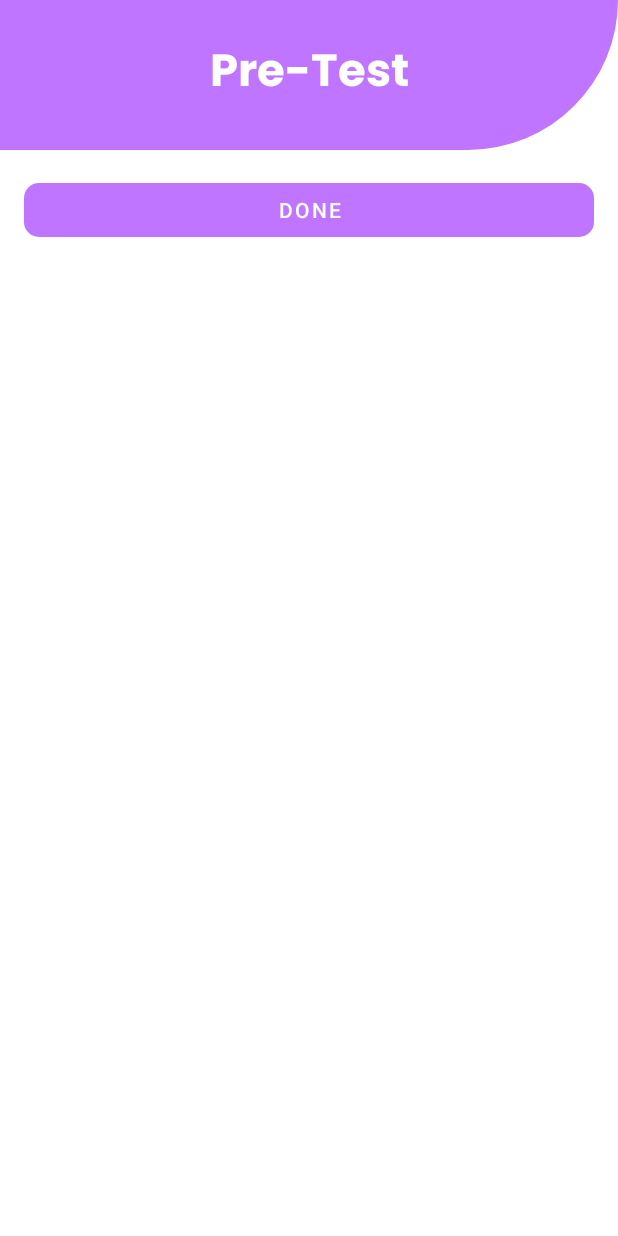
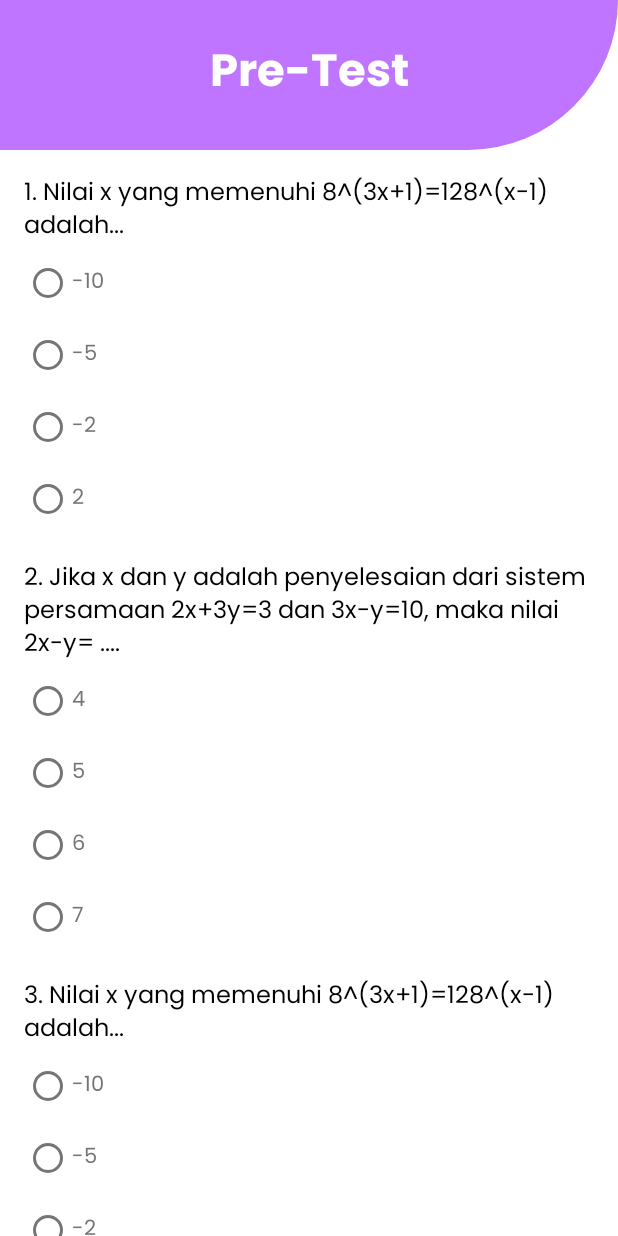
Before and after one commit to Babak-Belur/android-app, an Android app: the PreTestFragment screen opened through its navigation route, on a phone screen of 412 x 824 dp. Run offline under Robolectric (Android 15) with nearby library versions, the phone set to English and light mode, and no system bars; our stand-ins replace Dagger/Hilt's generated code.

Commit message:
add question to recycler view

```diff
--- a/app/src/main/java/com/babakbelur/studiary/presentation/ui/addtarget/PreTestFragment.kt
+++ b/app/src/main/java/com/babakbelur/studiary/presentation/ui/addtarget/PreTestFragment.kt
@@ -1,8 +1,29 @@
 package com.babakbelur.studiary.presentation.ui.addtarget
 
+import android.os.Bundle
+import android.view.View
+import androidx.recyclerview.widget.LinearLayoutManager
 import com.babakbelur.studiary.databinding.FragmentPreTestBinding
+import com.babakbelur.studiary.presentation.adapter.TestQuestionAdapter
 import com.babakbelur.studiary.presentation.base.BaseFragment
+import com.babakbelur.studiary.presentation.utils.Constants.LIST_QUESTIONS
 
 class PreTestFragment : BaseFragment<FragmentPreTestBinding>(FragmentPreTestBinding::inflate) {
 
+    private val testAdapter: TestQuestionAdapter by lazy { TestQuestionAdapter() }
+
+    override fun onViewCreated(view: View, savedInstanceState: Bundle?) {
+        super.onViewCreated(view, savedInstanceState)
+        initRv()
+        fetchQuestion()
+    }
+
+    private fun initRv() = binding.rvQuestion.apply {
+        adapter = testAdapter
+        layoutManager = LinearLayoutManager(requireContext())
+    }
+
+    private fun fetchQuestion() {
+        testAdapter.submitList(LIST_QUESTIONS)
+    }
 }
--- /dev/null
+++ b/app/src/main/java/com/babakbelur/studiary/presentation/utils/Constants.kt
@@ -0,0 +1,70 @@
+package com.babakbelur.studiary.presentation.utils
+
+import com.babakbelur.studiary.core.domain.model.TestQuestion
+
+object Constants {
+
+    val LIST_QUESTIONS = listOf(
+        TestQuestion(
+            question = "1. Nilai x yang memenuhi 8^(3x+1)=128^(x-1) adalah...",
+            answerA = "-10",
+            answerB = "-5",
+            answerC = "-2",
+            answerD = "2"
+        ),TestQuestion(
+            question = "2. Jika x dan y adalah penyelesaian dari sistem persamaan 2x+3y=3 dan 3x-y=10, maka nilai 2x-y= ....",
+            answerA = "4",
+            answerB = "5",
+            answerC = "6",
+            answerD = "7"
+        ),TestQuestion(
+            question = "3. Nilai x yang memenuhi 8^(3x+1)=128^(x-1) adalah...",
+            answerA = "-10",
+            answerB = "-5",
+            answerC = "-2",
+            answerD = "2"
+        ),TestQuestion(
+            question = "4. Rumus umum dari barisan bilangan -8,0,8,16,… adalah…",
+            answerA = "Un = 2n",
+            answerB = "Un = 2n + 2",
+            answerC = "Un = 8n + 16",
+            answerD = "Un = 8n + 16"
+        ),TestQuestion(
+            question = "5. Sebuah perusahaan pada bulan pertama memproduksi 8.000 unit barang dan menaikan produksinya tiap bulan sebanyak 300 unit. Jumlah barang yang diproduksi selama satu semester adalah…",
+            answerA = "57.000 unit",
+            answerB = "53.400 unit",
+            answerC = "52.500 unit",
+            answerD = "29.400 unit"
+        ),TestQuestion(
+            question = "6. Bayangan titik P(5,4) jika didilatasikan terhadap pusat (-2,3) dengan factor skala -4 adalah…",
+            answerA = "(-30, -1)",
+            answerB = "(-30, 7)",
+            answerC = "(-14, -1)",
+            answerD = "(-14, -7)"
+        ),TestQuestion(
+            question = "7. Nilai rata-rata ulangan matematika dari 20 siswa adalah 60. Jika ditambah dengan sejumlah siswa yang memiliki rata-rata 70, maka nilai rata-ratanya menjadi 62. Banyak siswa yang ditambahkan adalah…",
+            answerA = "4",
+            answerB = "5",
+            answerC = "6",
+            answerD = "7"
+        ),TestQuestion(
+            question = "8. Simpangan rata-rata dari data 4,5,6,7,8 adalah…",
+            answerA = "6",
+            answerB = "4",
+            answerC = "1,2",
+            answerD = "0,8"
+        ),TestQuestion(
+            question = "9. Dika menyimpan uang sebesar Rp.2.500.000,00 di bank. Pihak bank memberikan bunga tunggal 1,2% per bulan. Jumlah uang Dika setelah tiga tahun adalah…",
+            answerA = "Rp.3.145.000,00",
+            answerB = "Rp.3.340.000,00",
+            answerC = "Rp.3.580.000,00",
+            answerD = "Rp.3.720.000,00"
+        ),TestQuestion(
+            question = "10. Diketahui balok berukuran panjang 4 cm, lebar 3 cm, dan tinggi 12 cm. Panjang diagonal ruang balok tersebut adalah… cm.",
+            answerA = "10",
+            answerB = "11,5",
+            answerC = "12,5",
+            answerD = "13"
+        ),
+    )
+}
```
